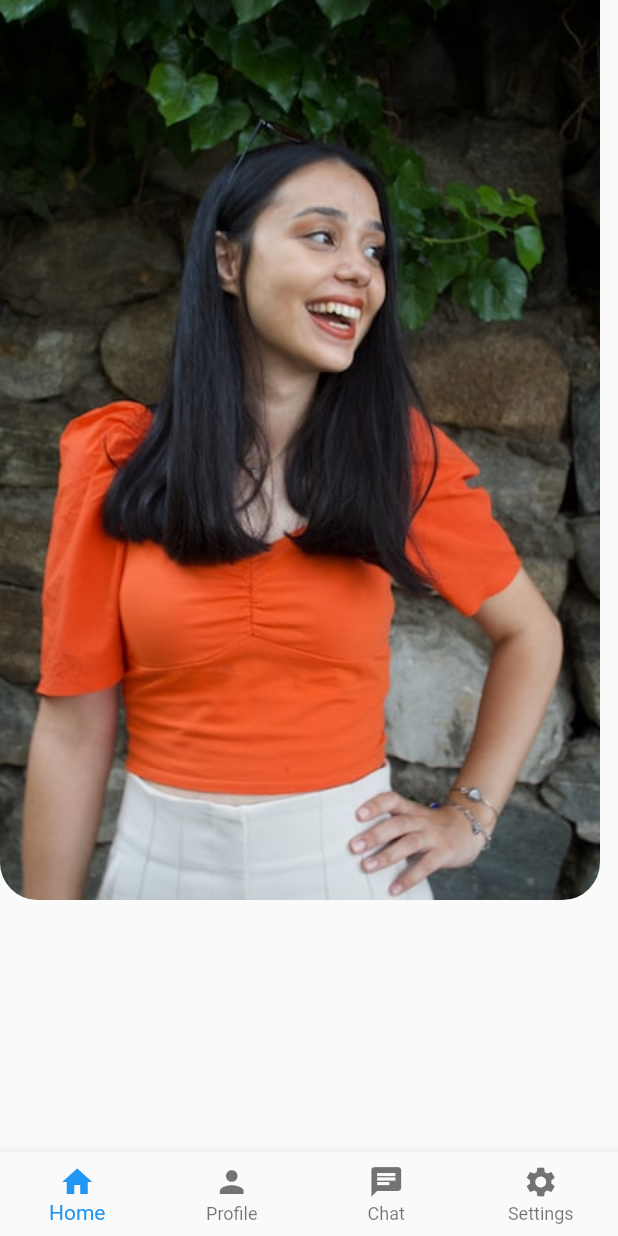
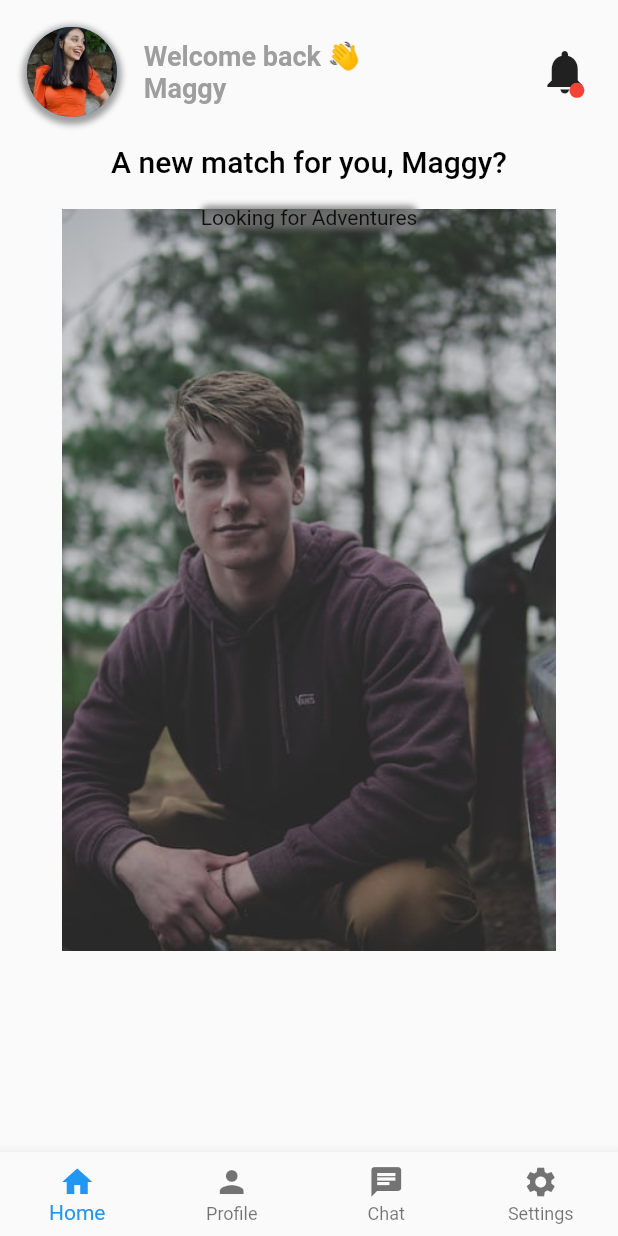
Before and after one commit to leon-mel/pometri, a Flutter app: the screen it shows after launch, on a phone screen of 412 x 824 dp. Run offline on Flutter 3.47's test engine with Material 2 defaults, Android fonts, the phone set to English and light mode, and no system bars; our stand-ins replace bloc, dartz, firebase_auth, firebase_core, flutter_bloc, flutter_bounce and 2 more; accounts and stored records are empty.

Commit message:
edited home screen new

```diff
--- a/lib/homemenu/home_screen_new.dart
+++ b/lib/homemenu/home_screen_new.dart
@@ -4,6 +4,7 @@ import 'package:flutter/src/foundation/key.dart';
 import 'package:flutter/src/widgets/container.dart';
 import 'package:flutter/src/widgets/framework.dart';
 import 'package:flutter_bloc/flutter_bloc.dart';
+import 'package:speeddatingapp/domain/entities/classSizeConfig.dart';
 
 import 'cubit/bloc/home_bloc.dart';
 
@@ -15,18 +16,97 @@ class HomeScreenNew extends StatelessWidget {
     return BlocBuilder<HomeBloc, HomeState>(
       builder: (context, state) {
         return Column(
+          mainAxisAlignment: MainAxisAlignment.start,
           children: [
-            Row(
+            Padding(
+              padding: const EdgeInsets.all(18.0),
+              child: Row(
+                mainAxisAlignment: MainAxisAlignment.spaceBetween,
+                children: [
+                  Container(
+                    decoration:
+                        const BoxDecoration(shape: BoxShape.circle, boxShadow: [
+                      BoxShadow(
+                          blurRadius: 3,
+                          color: Colors.grey,
+                          offset: Offset(0, 2),
+                          spreadRadius: 3)
+                    ]),
+                    child: const CircleAvatar(
+                        radius: 30,
+                        backgroundImage: AssetImage("assets/user.png")),
+                  ),
+                  const Column(
+                    crossAxisAlignment: CrossAxisAlignment.start,
+                    children: [
+                      Text(
+                        "Welcome back 👋",
+                        style: TextStyle(
+                            fontSize: 18,
+                            fontWeight: FontWeight.w600,
+                            color: Colors.grey),
+                      ),
+                      Text(
+                        "Maggy",
+                        style: TextStyle(
+                            fontSize: 18,
+                            fontWeight: FontWeight.w600,
+                            color: Colors.grey),
+                      )
+                    ],
+                  ),
+                  SizedBox(
+                    width: SizeConfig.safeBlockHorizontal * 20,
+                  ),
+                  Stack(
+                    children: [
+                      const Icon(
+                        Icons.notifications,
+                        size: 35,
+                      ),
+                      Positioned(
+                        left: SizeConfig.blockSizeHorizontal * 5,
+                        top: SizeConfig.safeBlockVertical * 3,
+                        child: Container(
+                          height: 10,
+                          width: 10,
+                          decoration: const BoxDecoration(
+                              shape: BoxShape.circle, color: Colors.red),
+                        ),
+                      )
+                    ],
+                  )
+                ],
+              ),
+            ),
+            const Text(
+              "A new match for you, Maggy?",
+              style: TextStyle(
+                  fontSize: 20,
+                  fontWeight: FontWeight.w500,
+                  color: Colors.black),
+            ),
+            Stack(
+              alignment: Alignment.topCenter,
               children: [
-                ClipRRect(
-                  borderRadius: const BorderRadius.only(
-                      bottomLeft: Radius.circular(25),
-                      bottomRight: Radius.circular(25)),
-                  child: Image.asset(
-                    'assets/user.png',
-                    fit: BoxFit.cover,
-                  ),
+                Image.asset(
+                  "assets/user_2.png",
+                  width: SizeConfig.safeBlockHorizontal * 80,
+                  height: SizeConfig.safeBlockVertical * 65,
                 ),
+                Padding(
+                  padding: const EdgeInsets.all(18.0),
+                  child: Container(
+                      margin: EdgeInsets.symmetric(horizontal: 20.0),
+                      decoration: BoxDecoration(
+                          borderRadius: BorderRadius.circular(5),
+                          boxShadow: [
+                            BoxShadow(
+                                color: Colors.grey[600]!.withOpacity(0.8),
+                                blurRadius: 3)
+                          ]),
+                      child: Text("Looking for Adventures")),
+                )
               ],
             )
           ],
```
